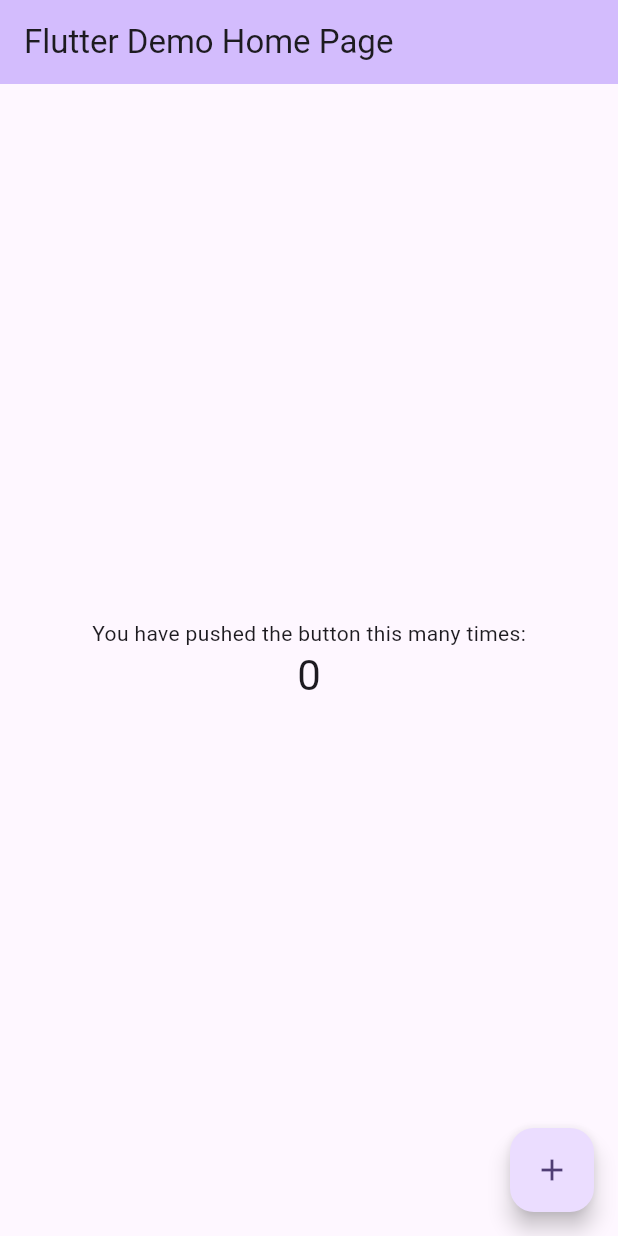
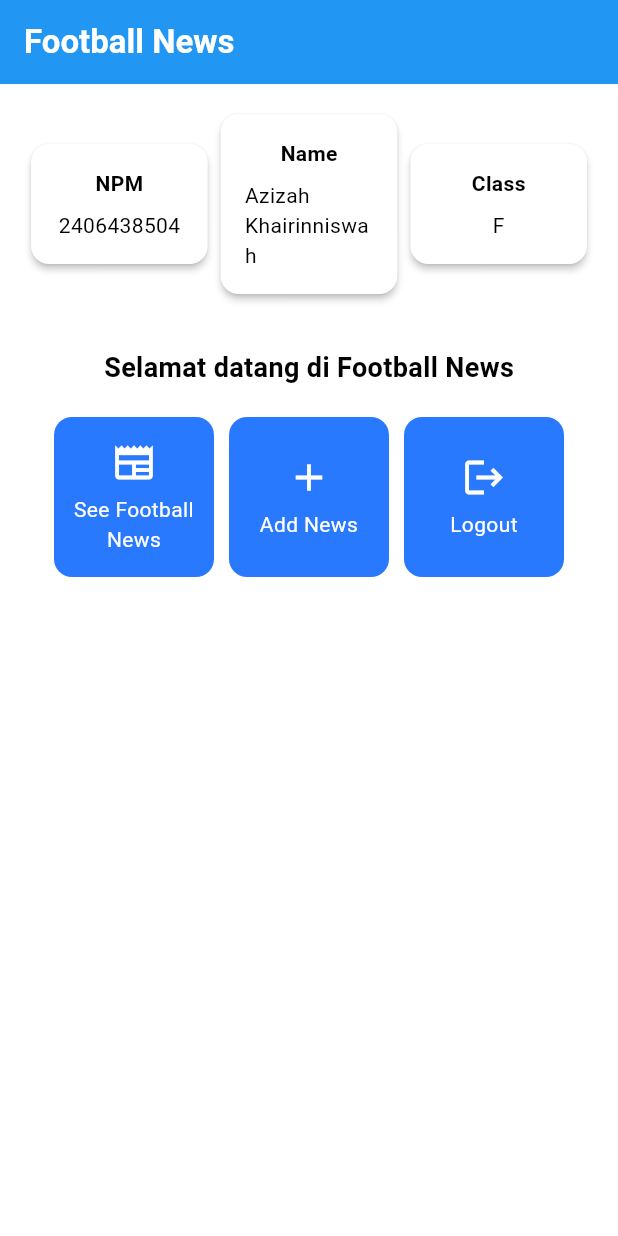
Before and after one commit to azizahairin/football-news-mobile, a Flutter app: the screen it shows after launch, on a phone screen of 412 x 824 dp. Run offline on Flutter 3.47's test engine with Material 3 defaults, Android fonts, the phone set to English and light mode, and no system bars.

Commit message:
tutorial 6 selesai

```diff
--- a/lib/main.dart
+++ b/lib/main.dart
@@ -1,4 +1,5 @@
 import 'package:flutter/material.dart';
+import 'package:football_news/menu.dart'; // pastikan sama dengan name di pubspec.yaml
 
 void main() {
   runApp(const MyApp());
@@ -7,116 +8,16 @@ void main() {
 class MyApp extends StatelessWidget {
   const MyApp({super.key});
 
-  // This widget is the root of your application.
   @override
   Widget build(BuildContext context) {
     return MaterialApp(
-      title: 'Flutter Demo',
+      title: 'Football News',
       theme: ThemeData(
-        // This is the theme of your application.
-        //
-        // TRY THIS: Try running your application with "flutter run". You'll see
-        // the application has a purple toolbar. Then, without quitting the app,
-        // try changing the seedColor in the colorScheme below to Colors.green
-        // and then invoke "hot reload" (save your changes or press the "hot
-        // reload" button in a Flutter-supported IDE, or press "r" if you used
-        // the command line to start the app).
-        //
-        // Notice that the counter didn't reset back to zero; the application
-        // state is not lost during the reload. To reset the state, use hot
-        // restart instead.
-        //
-        // This works for code too, not just values: Most code changes can be
-        // tested with just a hot reload.
-        colorScheme: ColorScheme.fromSeed(seedColor: Colors.deepPurple),
+        colorScheme: ColorScheme.fromSwatch(primarySwatch: Colors.blue)
+            .copyWith(secondary: Colors.blueAccent[400]),
       ),
-      home: const MyHomePage(title: 'Flutter Demo Home Page'),
+      home: MyHomePage(), // <-- tanpa const & tanpa title
+      debugShowCheckedModeBanner: false,
     );
   }
 }
-
-class MyHomePage extends StatefulWidget {
-  const MyHomePage({super.key, required this.title});
-
-  // This widget is the home page of your application. It is stateful, meaning
-  // that it has a State object (defined below) that contains fields that affect
-  // how it looks.
-
-  // This class is the configuration for the state. It holds the values (in this
-  // case the title) provided by the parent (in this case the App widget) and
-  // used by the build method of the State. Fields in a Widget subclass are
-  // always marked "final".
-
-  final String title;
-
-  @override
-  State<MyHomePage> createState() => _MyHomePageState();
-}
-
-class _MyHomePageState extends State<MyHomePage> {
-  int _counter = 0;
-
-  void _incrementCounter() {
-    setState(() {
-      // This call to setState tells the Flutter framework that something has
-      // changed in this State, which causes it to rerun the build method below
-      // so that the display can reflect the updated values. If we changed
-      // _counter without calling setState(), then the build method would not be
-      // called again, and so nothing would appear to happen.
-      _counter++;
-    });
-  }
-
-  @override
-  Widget build(BuildContext context) {
-    // This method is rerun every time setState is called, for instance as done
-    // by the _incrementCounter method above.
-    //
-    // The Flutter framework has been optimized to make rerunning build methods
-    // fast, so that you can just rebuild anything that needs updating rather
-    // than having to individually change instances of widgets.
-    return Scaffold(
-      appBar: AppBar(
-        // TRY THIS: Try changing the color here to a specific color (to
-        // Colors.amber, perhaps?) and trigger a hot reload to see the AppBar
-        // change color while the other colors stay the same.
-        backgroundColor: Theme.of(context).colorScheme.inversePrimary,
-        // Here we take the value from the MyHomePage object that was created by
-        // the App.build method, and use it to set our appbar title.
-        title: Text(widget.title),
-      ),
-      body: Center(
-        // Center is a layout widget. It takes a single child and positions it
-        // in the middle of the parent.
-        child: Column(
-          // Column is also a layout widget. It takes a list of children and
-          // arranges them vertically. By default, it sizes itself to fit its
-          // children horizontally, and tries to be as tall as its parent.
-          //
-          // Column has various properties to control how it sizes itself and
-          // how it positions its children. Here we use mainAxisAlignment to
-          // center the children vertically; the main axis here is the vertical
-          // axis because Columns are vertical (the cross axis would be
-          // horizontal).
-          //
-          // TRY THIS: Invoke "debug painting" (choose the "Toggle Debug Paint"
-          // action in the IDE, or press "p" in the console), to see the
-          // wireframe for each widget.
-          mainAxisAlignment: MainAxisAlignment.center,
-          children: <Widget>[
-            const Text('You have pushed the button this many times:'),
-            Text(
-              '$_counter',
-              style: Theme.of(context).textTheme.headlineMedium,
-            ),
-          ],
-        ),
-      ),
-      floatingActionButton: FloatingActionButton(
-        onPressed: _incrementCounter,
-        tooltip: 'Increment',
-        child: const Icon(Icons.add),
-      ), // This trailing comma makes auto-formatting nicer for build methods.
-    );
-  }
-}
--- /dev/null
+++ b/lib/menu.dart
@@ -0,0 +1,188 @@
+import 'package:flutter/material.dart';
+
+class ItemHomepage {
+  final String name;
+  final IconData icon;
+
+  ItemHomepage(this.name, this.icon);
+}
+
+class MyHomePage extends StatelessWidget {
+  MyHomePage({super.key}); // sudah ada pada code sebelumnya
+
+  // deklarasi variabel sesuai instruksi
+  final String nama = "Azizah Khairinniswah"; // nama
+  final String npm = "2406438504";            // npm
+  final String kelas = "F";                   // kelas
+
+  // list tombol sesuai instruksi
+  final List<ItemHomepage> items = [
+    ItemHomepage("See Football News", Icons.newspaper),
+    ItemHomepage("Add News", Icons.add),
+    ItemHomepage("Logout", Icons.logout),
+  ];
+
+  @override
+  Widget build(BuildContext context) {
+    // Scaffold menyediakan struktur dasar halaman dengan AppBar dan body.
+    return Scaffold(
+      // AppBar adalah bagian atas halaman yang menampilkan judul.
+      appBar: AppBar(
+        // Judul aplikasi "Football News" dengan teks putih dan tebal.
+        title: const Text(
+          'Football News',
+          style: TextStyle(
+            color: Colors.white,
+            fontWeight: FontWeight.bold,
+          ),
+        ),
+        // Warna latar belakang AppBar diambil dari skema warna tema aplikasi.
+        backgroundColor: Theme.of(context).colorScheme.primary,
+      ),
+      // Body halaman dengan padding di sekelilingnya.
+      body: Padding(
+        padding: const EdgeInsets.all(16.0),
+        // Menyusun widget secara vertikal dalam sebuah kolom.
+        child: Column(
+          crossAxisAlignment: CrossAxisAlignment.center,
+          children: [
+            // Row untuk menampilkan 3 InfoCard secara horizontal.
+            Row(
+              mainAxisAlignment: MainAxisAlignment.spaceEvenly,
+              children: [
+                InfoCard(title: 'NPM', content: npm),
+                InfoCard(title: 'Name', content: nama),
+                InfoCard(title: 'Class', content: kelas),
+              ],
+            ),
+
+            // Memberikan jarak vertikal 16 unit.
+            const SizedBox(height: 16.0),
+
+            // Menempatkan widget berikutnya di tengah halaman.
+            Center(
+              child: Column(
+                // Menyusun teks dan grid item secara vertikal.
+                children: [
+                  // Menampilkan teks sambutan dengan gaya tebal dan ukuran 18.
+                  const Padding(
+                    padding: EdgeInsets.only(top: 16.0),
+                    child: Text(
+                      'Selamat datang di Football News',
+                      style: TextStyle(
+                        fontWeight: FontWeight.bold,
+                        fontSize: 18.0,
+                      ),
+                    ),
+                  ),
+
+                  // Grid untuk menampilkan ItemCard dalam bentuk grid 3 kolom.
+                  GridView.count(
+                    primary: true,
+                    padding: const EdgeInsets.all(20),
+                    crossAxisSpacing: 10,
+                    mainAxisSpacing: 10,
+                    crossAxisCount: 3,
+                    // Agar grid menyesuaikan tinggi kontennya.
+                    shrinkWrap: true,
+
+                    // Menampilkan ItemCard untuk setiap item dalam list items.
+                    children: items.map((ItemHomepage item) {
+                      return ItemCard(item);
+                    }).toList(),
+                  ),
+                ],
+              ),
+            ),
+          ],
+        ),
+      ),
+    );
+  }
+}
+
+// Kartu informasi yang menampilkan title dan content.
+class InfoCard extends StatelessWidget {
+  final String title;   // Judul kartu.
+  final String content; // Isi kartu.
+
+  const InfoCard({super.key, required this.title, required this.content});
+
+  @override
+  Widget build(BuildContext context) {
+    return Card(
+      // Membuat kotak kartu dengan bayangan dibawahnya.
+      elevation: 2.0,
+      child: Container(
+        // Mengatur ukuran dan jarak di dalam kartu.
+        width: MediaQuery.of(context).size.width / 3.5, // menyesuaikan dengan lebar device yang digunakan.
+        padding: const EdgeInsets.all(16.0),
+        // Menyusun title dan content secara vertikal.
+        child: Column(
+          children: [
+            Text(
+              title,
+              style: const TextStyle(fontWeight: FontWeight.bold),
+            ),
+            const SizedBox(height: 8.0),
+            Text(content),
+          ],
+        ),
+      ),
+    );
+  }
+}
+
+// Menampilkan kartu dengan ikon dan nama.
+class ItemCard extends StatelessWidget {
+  // Menampilkan kartu dengan ikon dan nama.
+
+  final ItemHomepage item;
+
+  const ItemCard(this.item, {super.key});
+
+  @override
+  Widget build(BuildContext context) {
+    return Material(
+      // Menentukan warna latar belakang dari tema aplikasi.
+      color: Theme.of(context).colorScheme.secondary,
+      // Membuat sudut kartu melengkung.
+      borderRadius: BorderRadius.circular(12),
+
+      child: InkWell(
+        // Aksi ketika kartu ditekan.
+        onTap: () {
+          // Menampilkan pesan SnackBar saat kartu ditekan.
+          ScaffoldMessenger.of(context)
+            ..hideCurrentSnackBar()
+            ..showSnackBar(
+              SnackBar(content: Text("Kamu telah menekan tombol ${item.name}!"))
+            );
+        },
+        // Container untuk menyimpan Icon dan Text
+        child: Container(
+          padding: const EdgeInsets.all(8),
+          child: Center(
+            child: Column(
+              // Menyusun ikon dan teks di tengah kartu.
+              mainAxisAlignment: MainAxisAlignment.center,
+              children: [
+                Icon(
+                  item.icon,
+                  color: Colors.white,
+                  size: 30.0,
+                ),
+                const Padding(padding: EdgeInsets.all(3)),
+                Text(
+                  item.name,
+                  textAlign: TextAlign.center,
+                  style: const TextStyle(color: Colors.white),
+                ),
+              ],
+            ),
+          ),
+        ),
+      ),
+    );
+  }
+}
```
